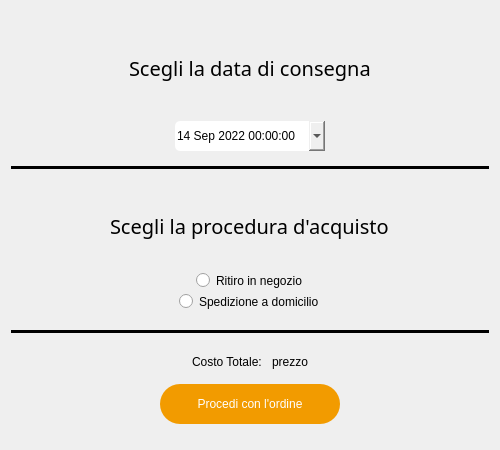
Qt form projectIS/ordine/view/VistaPagamento.ui (chritianchiappa/progetto_panificio) before a commit.
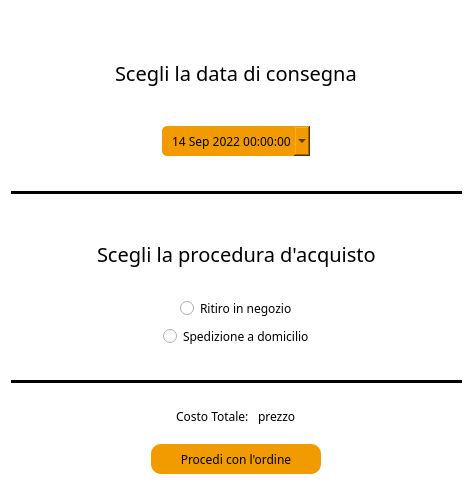
The same form after that commit.

What changed in the file:
```diff
--- a/projectIS/ordine/view/VistaPagamento.ui
+++ b/projectIS/ordine/view/VistaPagamento.ui
@@ -6,8 +6,8 @@
    <rect>
     <x>0</x>
     <y>0</y>
-    <width>500</width>
-    <height>450</height>
+    <width>473</width>
+    <height>500</height>
    </rect>
   </property>
   <property name="sizePolicy">
@@ -32,7 +32,9 @@
    <string>Form</string>
   </property>
   <property name="styleSheet">
-   <string notr="true">border:none;</string>
+   <string notr="true">background-color: rgb(255, 255, 255);
+color: rgb(0, 0, 0);
+border:none;</string>
   </property>
   <layout class="QVBoxLayout" name="verticalLayout">
    <item>
@@ -50,8 +52,17 @@
       <enum>QFrame::Raised</enum>
      </property>
      <layout class="QVBoxLayout" name="verticalLayout_5">
+      <property name="spacing">
+       <number>0</number>
+      </property>
       <item alignment="Qt::AlignHCenter">
        <widget class="QLabel" name="label">
+        <property name="maximumSize">
+         <size>
+          <width>16777215</width>
+          <height>70</height>
+         </size>
+        </property>
         <property name="font">
          <font>
           <family>Tiro Kannada</family>
@@ -73,18 +84,38 @@
         </property>
         <property name="minimumSize">
          <size>
+          <width>100</width>
+          <height>0</height>
+         </size>
+        </property>
+        <property name="maximumSize">
+         <size>
           <width>150</width>
-          <height>0</height>
-         </size>
-        </property>
-        <property name="maximumSize">
-         <size>
-          <width>200</width>
           <height>30</height>
          </size>
         </property>
+        <property name="font">
+         <font>
+          <family>Tiro Kannada</family>
+         </font>
+        </property>
+        <property name="cursor">
+         <cursorShape>PointingHandCursor</cursorShape>
+        </property>
         <property name="styleSheet">
-         <string notr="true">border-radius:5px;</string>
+         <string notr="true">QDateTimeEdit {
+    background-color: rgb(242, 155, 0);
+    color:black;
+    border: none;
+    border-radius: 5px;
+   padding-top:6px;
+   padding-bottom:6px;
+   padding-left:8px;
+   
+}
+
+
+</string>
         </property>
         <property name="minimumDateTime">
          <datetime>
@@ -130,8 +161,17 @@
       <enum>QFrame::Raised</enum>
      </property>
      <layout class="QVBoxLayout" name="verticalLayout_2">
+      <property name="spacing">
+       <number>0</number>
+      </property>
       <item alignment="Qt::AlignHCenter">
        <widget class="QLabel" name="label_2">
+        <property name="maximumSize">
+         <size>
+          <width>16777215</width>
+          <height>70</height>
+         </size>
+        </property>
         <property name="font">
          <font>
           <family>Tiro Kannada</family>
@@ -147,6 +187,11 @@
       </item>
       <item alignment="Qt::AlignHCenter">
        <widget class="QRadioButton" name="ritiro_negozio">
+        <property name="font">
+         <font>
+          <family>Tiro Kannada</family>
+         </font>
+        </property>
         <property name="cursor">
          <cursorShape>PointingHandCursor</cursorShape>
         </property>
@@ -157,6 +202,11 @@
       </item>
       <item alignment="Qt::AlignHCenter">
        <widget class="QRadioButton" name="spedizione">
+        <property name="font">
+         <font>
+          <family>Tiro Kannada</family>
+         </font>
+        </property>
         <property name="cursor">
          <cursorShape>PointingHandCursor</cursorShape>
         </property>
@@ -296,6 +346,11 @@
              <height>16777215</height>
             </size>
            </property>
+           <property name="font">
+            <font>
+             <family>Tiro Kannada</family>
+            </font>
+           </property>
            <property name="text">
             <string>Costo Totale: </string>
            </property>
@@ -303,6 +358,11 @@
          </item>
          <item alignment="Qt::AlignLeft">
           <widget class="QLabel" name="prezzo_totale">
+           <property name="font">
+            <font>
+             <family>Tiro Kannada</family>
+            </font>
+           </property>
            <property name="text">
             <string>prezzo</string>
            </property>
@@ -315,10 +375,15 @@
        <widget class="QPushButton" name="ordina_button">
         <property name="minimumSize">
          <size>
-          <width>180</width>
-          <height>40</height>
+          <width>170</width>
+          <height>30</height>
          </size>
         </property>
+        <property name="font">
+         <font>
+          <family>Tiro Kannada</family>
+         </font>
+        </property>
         <property name="cursor">
          <cursorShape>PointingHandCursor</cursorShape>
         </property>
@@ -327,23 +392,10 @@
    
 	background-color: rgb(242, 155, 0);
      border:none;
-     color:rgb(255,255,255); 
-     border-radius:20px;
+     
+	color: rgb(0, 0, 0);
+     border-radius:10px;
    
-}
-QPushButton:hover {
-	
-	background-color: rgba(242, 155, 20,150);
-     border-left: 2px solid rgb(173, 107,0);
-     border-right: 2px solid rgb(173, 107,0);
-     border-bottom: 3px solid rgb(173, 107,0);
-}
-QPushButton:pressed {
-	
-	background-color: rgba(255, 224, 0,75);
-     border-left: 2px solid rgb(173, 107,0);
-     border-right: 2px solid rgb(173, 107,0); 
-     border-bottom: none;
 }</string>
         </property>
         <property name="text">
```
Left out of the diff: 30 changed lines with no effect on the pictures.
